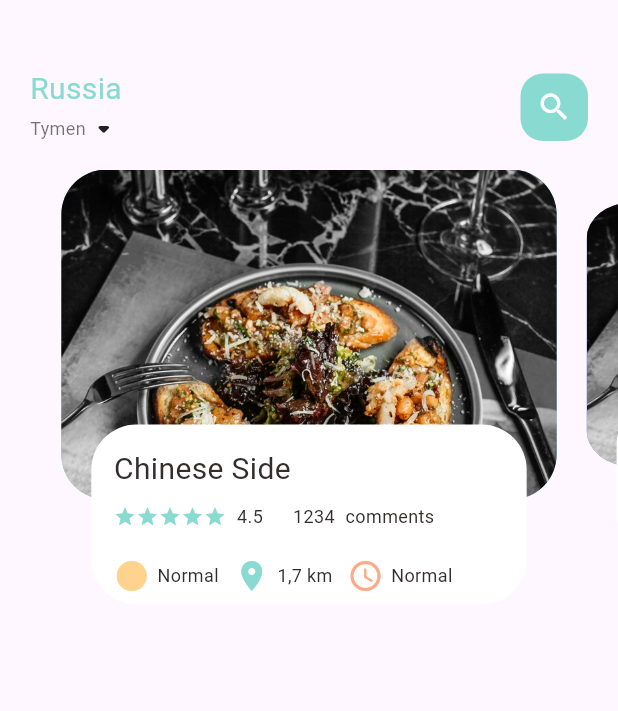
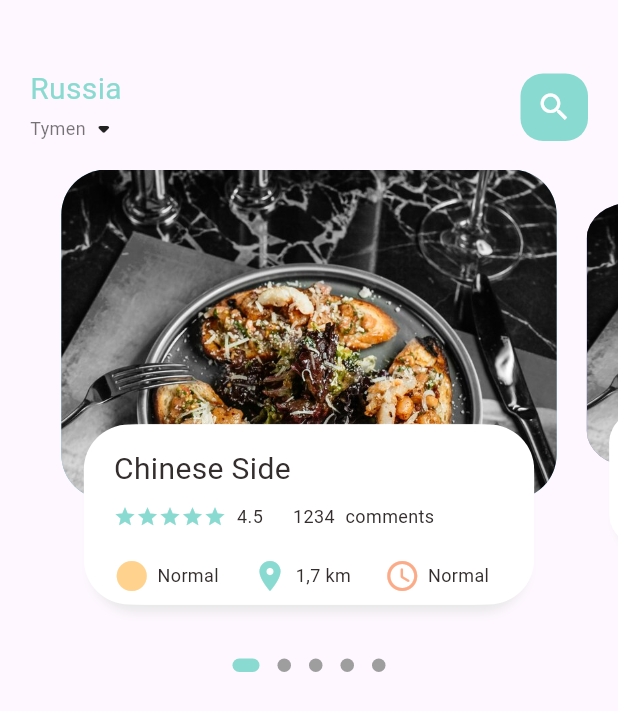
Before and after one commit to GirichevVasiliy/food_delivery, a Flutter app: the screen it shows after launch, on a phone screen of 412 x 824 dp. Shown: the top 711 px of the screen. Run offline on Flutter 3.47's test engine with Material 3 defaults, Android fonts, the phone set to English and light mode, and no system bars; drawn by our look-alikes of dots_indicator; our stand-ins replace get.

Commit message:
27.05.24: dimensions

```diff
--- a/lib/home/food_page_body.dart
+++ b/lib/home/food_page_body.dart
@@ -1,3 +1,4 @@
+import 'package:dots_indicator/dots_indicator.dart';
 import 'package:flutter/material.dart';
 import 'package:food_delivery/utils/colors.dart';
 import 'package:food_delivery/widgets/big_text.dart';
@@ -14,12 +15,14 @@ class FoodPageBody extends StatefulWidget {
 
 class _FoodPageBodyState extends State<FoodPageBody> {
   PageController pageController = PageController(viewportFraction: 0.85);
-  var _currPageValue = 0.0; // переменная для страниц карусели, при перемотке: 1.0, 2.0 и тд номера страниц
+  var _currPageValue =
+      0.0; // переменная для страниц карусели, при перемотке: 1.0, 2.0 и тд номера страниц
   double _scaleFactor = 0.8;
   double _height = 220;
 
   @override
-  void initState() { // pageController - дает возможность получить доступ к номеру страницы
+  void initState() {
+    // pageController - дает возможность получить доступ к номеру страницы
     super.initState();
     pageController.addListener(() {
       setState(() {
@@ -29,13 +32,15 @@ class _FoodPageBodyState extends State<FoodPageBody> {
   }
 
   @override
-  void dispose(){
+  void dispose() {
     pageController.dispose(); // будет удалять из памяти страницы
   }
 
   @override
   Widget build(BuildContext context) {
-    return Container(
+    return Column(
+      children: [
+        Container(
           //color: Colors.red,
           height: 320,
           child: PageView.builder(
@@ -44,6 +49,19 @@ class _FoodPageBodyState extends State<FoodPageBody> {
               itemBuilder: (context, position) {
                 return _buildPageItem(position);
               }),
+        ),
+        new DotsIndicator(
+          dotsCount: 5,
+          position: _currPageValue,
+          decorator: DotsDecorator(
+            activeColor: AppColors.mainColor,
+            size: const Size.square(9.0),
+            activeSize: const Size(18.0, 9.0),
+            activeShape: RoundedRectangleBorder(
+                borderRadius: BorderRadius.circular(5.0)),
+          ),
+        ),
+      ],
     );
   }
 
@@ -51,18 +69,28 @@ class _FoodPageBodyState extends State<FoodPageBody> {
   // Matrix4 необходим для масшабирования виджета
   Widget _buildPageItem(int index) {
     Matrix4 matrix = new Matrix4.identity();
-    if (index == _currPageValue.floor()){
+    if (index == _currPageValue.floor()) {
       var currScale = 1 - (_currPageValue - index) * (1 - _scaleFactor);
       var currTrans = _height * (1 - currScale) / 2;
-      matrix = Matrix4.diagonal3Values(1, currScale, 1)..setTranslationRaw(0, currTrans, 0);
-    } else if (index == _currPageValue.floor() + 1){
-      var currScale = _scaleFactor + (_currPageValue-index + 1) * (1 - _scaleFactor);
+      matrix = Matrix4.diagonal3Values(1, currScale, 1)
+        ..setTranslationRaw(0, currTrans, 0);
+    } else if (index == _currPageValue.floor() + 1) {
+      // масштабирование виджета справа
+      var currScale =
+          _scaleFactor + (_currPageValue - index + 1) * (1 - _scaleFactor);
       var currTrans = _height * (1 - currScale) / 2;
-      matrix = Matrix4.diagonal3Values(1, currScale, 1)..setTranslationRaw(0, currTrans, 0);
-    } else if (index == _currPageValue.floor() - 1){
+      matrix = Matrix4.diagonal3Values(1, currScale, 1)
+        ..setTranslationRaw(0, currTrans, 0);
+    } else if (index == _currPageValue.floor() - 1) {
+      // масштабирование виджета слево
       var currScale = 1 - (_currPageValue - index) * (1 - _scaleFactor);
       var currTrans = _height * (1 - currScale) / 2;
-      matrix = Matrix4.diagonal3Values(1, currScale, 1)..setTranslationRaw(0, currTrans, 0);
+      matrix = Matrix4.diagonal3Values(1, currScale, 1)
+        ..setTranslationRaw(0, currTrans, 0);
+    } else {
+      var currScale = 0.8;
+      matrix = Matrix4.diagonal3Values(1, currScale, 1)
+        ..setTranslationRaw(0, _height * (1 - _scaleFactor) / 2, 1);
     }
 
     return Transform(
@@ -73,7 +101,7 @@ class _FoodPageBodyState extends State<FoodPageBody> {
             height: 220,
             margin: EdgeInsets.only(left: 10, right: 10),
             decoration: BoxDecoration(
-                borderRadius: BorderRadius.circular(30),
+                borderRadius: BorderRadius.circular(30), // закругление
                 color: index.isEven ? Color(0xFF69c5df) : Color(0xFF9294cc),
                 image: DecorationImage(
                     fit: BoxFit.cover,
@@ -87,7 +115,15 @@ class _FoodPageBodyState extends State<FoodPageBody> {
               decoration: BoxDecoration(
                   borderRadius: BorderRadius.circular(30),
                   color: Colors.white,
+                  boxShadow: [
+                    BoxShadow(
+                        color: Color(0xFFe8e8e8),
+                        blurRadius: 5.0, // смещение тени вправо
+                        offset: Offset(0, 5) // смещение тени вниз
                         ),
+                    BoxShadow(color: Colors.white, offset: Offset(-5, 0)),
+                    BoxShadow(color: Colors.white, offset: Offset(5, 0))
+                  ]),
               child: Container(
                 padding: EdgeInsets.only(top: 15, left: 15, right: 15),
                 child: Column(
@@ -101,7 +137,8 @@ class _FoodPageBodyState extends State<FoodPageBody> {
                       //Ряд со звездами
                       children: [
                         Wrap(
-                          children: List.generate(5, (index) { // количество звезд
+                          children: List.generate(5, (index) {
+                            // количество звезд
                             return Icon(
                               Icons.star,
                               color: AppColors.mainColor,
@@ -127,6 +164,7 @@ class _FoodPageBodyState extends State<FoodPageBody> {
                       height: 20,
                     ),
                     Row(
+                      mainAxisAlignment: MainAxisAlignment.spaceBetween,
                       children: [
                         IconAndTextWidget(
                             icon: Icons.circle_sharp,
--- a/lib/home/main_food_page.dart
+++ b/lib/home/main_food_page.dart
@@ -17,6 +17,7 @@ class _MainFoodPageState extends State<MainFoodPage> {
     return Scaffold(
         body: Column(
       children: [
+        // Заголовок
         Container(
           child: Container(
             margin: EdgeInsets.only(top: 45, bottom: 15),
@@ -50,6 +51,7 @@ class _MainFoodPageState extends State<MainFoodPage> {
             ),
           ),
         ),
+        // Тело страницы
         FoodPageBody(),
       ],
     ));
--- /dev/null
+++ b/lib/utils/dimensions.dart
@@ -0,0 +1,6 @@
+import 'package:get/get.dart';
+// Класс позволяет получить данные об устройстве, чтобы автоматически мастабировать приложение
+class Dimensions {
+  static double screenHeigh = Get.context!.height; // Высота устройства
+  static double screenWidth = Get.context!.height; // Ширина устройства
+}
--- a/pubspec.yaml
+++ b/pubspec.yaml
@@ -30,6 +30,8 @@ environment:
 dependencies:
   flutter:
     sdk: flutter
+  get: ^4.6.6
+  dots_indicator: ^2.1.1
 
 
   # The following adds the Cupertino Icons font to your application.
```
Also changed, not shown: pubspec.lock. Lines whose indentation alone changed are shown as unchanged.
